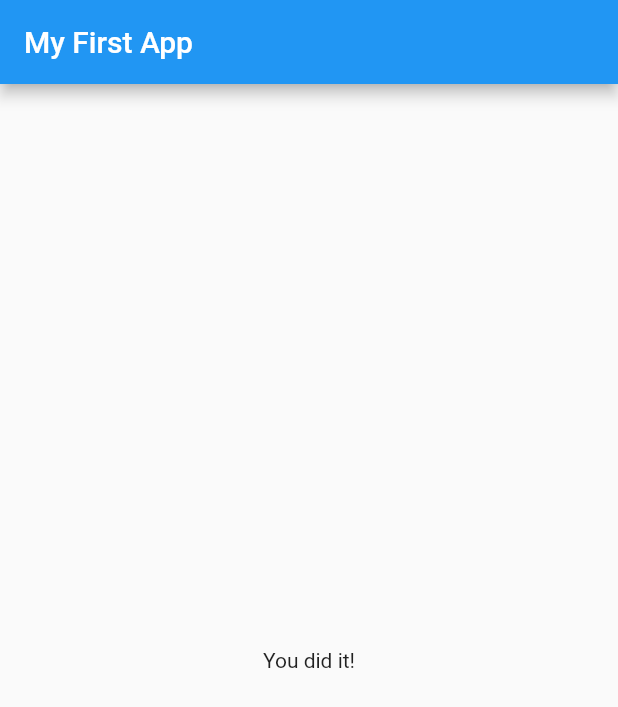
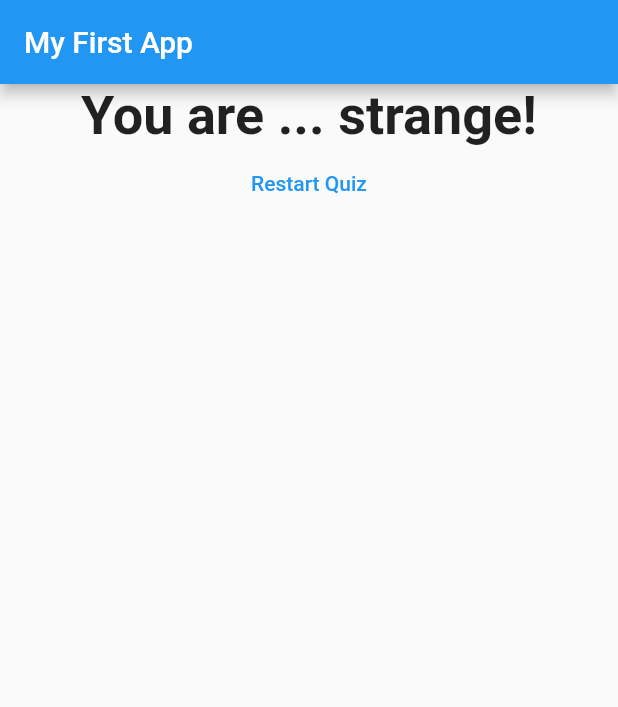
Before and after one commit to Pachj/flutter-course, a Flutter app: the screen it shows after launch, after a tap on "Black", after a tap on "Cat", on a phone screen of 412 x 824 dp. Shown: the top 707 px of the screen. Run offline on Flutter 3.47's test engine with Material 2 defaults, Android fonts, the phone set to English and light mode, and no system bars.

Commit message:
chapter 2 finished

```diff
--- a/flutter_complete_guide/lib/main.dart
+++ b/flutter_complete_guide/lib/main.dart
@@ -39,6 +39,13 @@ class _MyAppState extends State<MyApp> {
   var _questionIndex = 0;
   var _totalScore = 0;
 
+  void _resetQuiz() {
+    setState(() {
+      _questionIndex = 0;
+      _totalScore = 0;
+    });
+  }
+
   void _answerQuestion(int score) {
     _totalScore += score;
 
@@ -63,7 +70,7 @@ class _MyAppState extends State<MyApp> {
                 questionIndex: _questionIndex,
                 questions: _questions,
               )
-            : Result(),
+            : Result(_totalScore, _resetQuiz),
       ),
     );
   }
--- a/flutter_complete_guide/lib/result.dart
+++ b/flutter_complete_guide/lib/result.dart
@@ -1,10 +1,46 @@
 import 'package:flutter/material.dart';
 
 class Result extends StatelessWidget {
+  final int resultScore;
+  final Function resetHandler;
+
+  Result(this.resultScore, this.resetHandler);
+
+  String get resultPhrase {
+    String resultText = 'You did it!';
+    if (resultScore <= 8) {
+      resultText = 'You are awesome and innocent!';
+    } else if (resultScore <= 12) {
+      resultText = 'Pretty likeable!';
+    } else if (resultScore <= 16) {
+      resultText = 'You are ... strange!';
+    } else {
+      resultText = 'You are so bad!';
+    }
+
+    return resultText;
+  }
+
   @override
   Widget build(BuildContext context) {
     return Center(
-      child: Text('You did it!'),
+      child: Column(
+        children: [
+          Text(
+            resultPhrase,
+            style: TextStyle(
+              fontSize: 36,
+              fontWeight: FontWeight.bold,
+            ),
+            textAlign: TextAlign.center,
+          ),
+          FlatButton(
+            onPressed: resetHandler,
+            child: Text('Restart Quiz'),
+            textColor: Colors.blue,
+          )
+        ],
+      ),
     );
   }
 }
```
